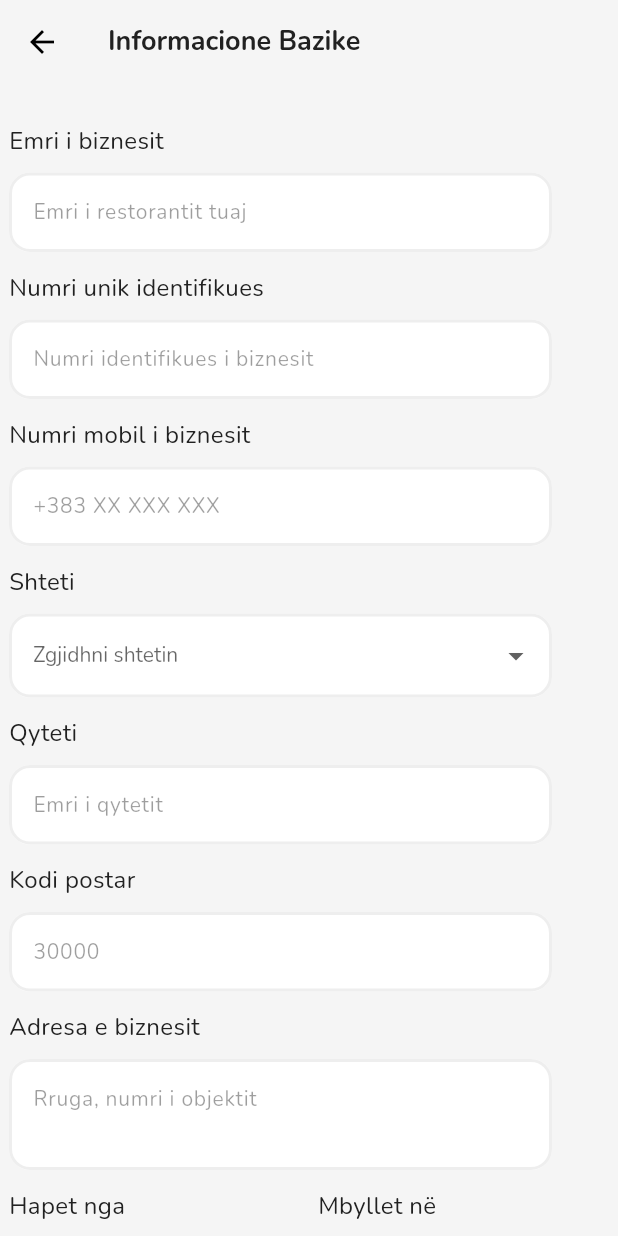
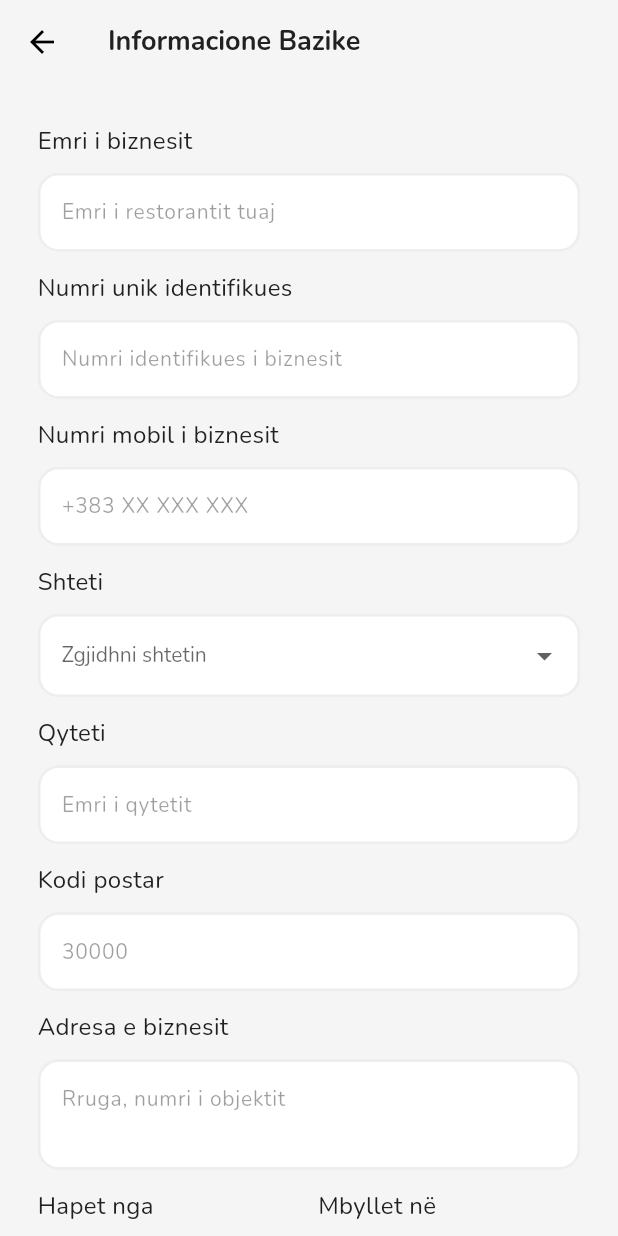
Before and after one commit to suhejbmorina99/apodel_restorant, a Flutter app: the BasicInformationStep screen opened directly, on a phone screen of 412 x 824 dp. Run offline on Flutter 3.47's test engine with Material 3 defaults, Android fonts, the light colour scheme and no system bars; our stand-ins replace firebase_auth, firebase_core, flutter_dotenv, flutter_svg, fluttertoast, google_fonts and 6 more; accounts and stored records are empty.

Commit message:
refactor the fields in basin information step

```diff
--- a/lib/features/registration/presentation/widgets/basic_information_step.dart
+++ b/lib/features/registration/presentation/widgets/basic_information_step.dart
@@ -248,7 +248,7 @@ class _BasicInformationStepState extends State<BasicInformationStep> {
             child: Form(
               key: _formKey,
               child: Column(
-                crossAxisAlignment: CrossAxisAlignment.start,
+                // crossAxisAlignment: CrossAxisAlignment.start,
                 children: [
                   const SizedBox(height: 10),
                   CustomTextField(
@@ -338,7 +338,9 @@ class _BasicInformationStepState extends State<BasicInformationStep> {
                     },
                   ),
                   const SizedBox(height: 12),
-                  Row(
+                  SizedBox(
+                    width: MediaQuery.of(context).size.width - 50,
+                    child: Row(
                       children: [
                         Expanded(
                           child: _buildTimePicker(
@@ -360,6 +362,7 @@ class _BasicInformationStepState extends State<BasicInformationStep> {
                           ),
                         ),
                       ],
+                    ),
                   ),
                   const SizedBox(height: 24),
                   SizedBox(
```
Lines whose indentation alone changed are shown as unchanged.
